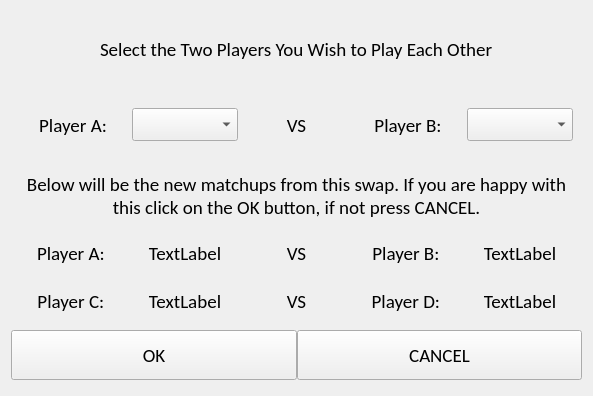
This is forms/directmatchupswap.ui in WatkingStudio/Tournament-Creator as Qt 5 draws it before an edit. The edited form follows.
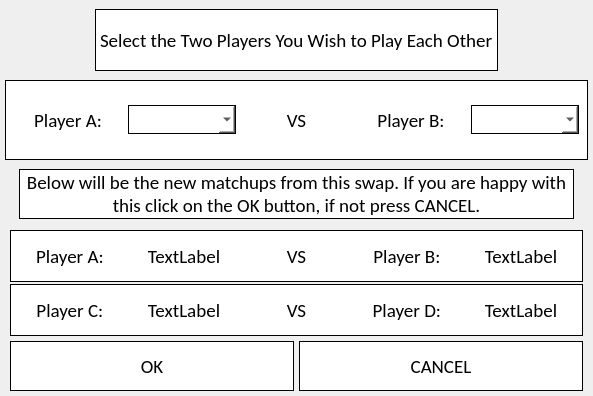
This is the edited form. Icons and pictures are not drawn.

Commit message: Added Direct Matchup Style Sheet

The edit to the form file:
```diff
--- a/forms/directmatchupswap.ui
+++ b/forms/directmatchupswap.ui
@@ -17,6 +17,21 @@
    <string notr="true">background-image: url(:/background.png);</string>
   </property>
   <layout class="QVBoxLayout" name="verticalLayout">
+   <property name="spacing">
+    <number>0</number>
+   </property>
+   <property name="leftMargin">
+    <number>0</number>
+   </property>
+   <property name="topMargin">
+    <number>0</number>
+   </property>
+   <property name="rightMargin">
+    <number>0</number>
+   </property>
+   <property name="bottomMargin">
+    <number>0</number>
+   </property>
    <item>
     <widget class="QWidget" name="widget" native="true">
      <layout class="QVBoxLayout" name="verticalLayout_2">
@@ -24,13 +39,13 @@
        <number>0</number>
       </property>
       <property name="leftMargin">
-       <number>0</number>
+       <number>5</number>
       </property>
       <property name="topMargin">
        <number>0</number>
       </property>
       <property name="rightMargin">
-       <number>0</number>
+       <number>5</number>
       </property>
       <property name="bottomMargin">
        <number>0</number>
@@ -65,6 +80,9 @@
              <pointsize>14</pointsize>
             </font>
            </property>
+           <property name="styleSheet">
+            <string notr="true">border: 1px solid; background:white;</string>
+           </property>
            <property name="text">
             <string>Select the Two Players You Wish to Play Each Other</string>
            </property>
@@ -94,6 +112,9 @@
           <height>80</height>
          </size>
         </property>
+        <property name="styleSheet">
+         <string notr="true">border: 1px solid; background:white;</string>
+        </property>
         <layout class="QHBoxLayout" name="horizontalLayout_2">
          <item>
           <widget class="QLabel" name="playerALabel">
@@ -109,6 +130,9 @@
              <pointsize>14</pointsize>
             </font>
            </property>
+           <property name="styleSheet">
+            <string notr="true">border:none;</string>
+           </property>
            <property name="text">
             <string>Player A:</string>
            </property>
@@ -141,6 +165,9 @@
              <pointsize>14</pointsize>
             </font>
            </property>
+           <property name="styleSheet">
+            <string notr="true">border:none;</string>
+           </property>
            <property name="text">
             <string>VS</string>
            </property>
@@ -163,6 +190,9 @@
              <pointsize>14</pointsize>
             </font>
            </property>
+           <property name="styleSheet">
+            <string notr="true">border:none;</string>
+           </property>
            <property name="text">
             <string>Player B:</string>
            </property>
@@ -188,16 +218,16 @@
        <widget class="QWidget" name="newMatchUpWidget" native="true">
         <layout class="QVBoxLayout" name="verticalLayout_4">
          <property name="spacing">
-          <number>0</number>
+          <number>2</number>
          </property>
          <property name="leftMargin">
-          <number>0</number>
+          <number>5</number>
          </property>
          <property name="topMargin">
           <number>0</number>
          </property>
          <property name="rightMargin">
-          <number>0</number>
+          <number>5</number>
          </property>
          <property name="bottomMargin">
           <number>0</number>
@@ -213,6 +243,9 @@
                 <pointsize>14</pointsize>
                </font>
               </property>
+              <property name="styleSheet">
+               <string notr="true">border: 1px solid; background:white;</string>
+              </property>
               <property name="text">
                <string>Below will be the new matchups from this swap. If you are happy with
 this click on the OK button, if not press CANCEL.</string>
@@ -227,6 +260,9 @@
          </item>
          <item>
           <widget class="QWidget" name="newMatchUpOneWIdget" native="true">
+           <property name="styleSheet">
+            <string notr="true">border: 1px solid; background:white;</string>
+           </property>
            <layout class="QHBoxLayout" name="horizontalLayout_4">
             <item>
              <widget class="QLabel" name="newMatchUpOnePlayerALabel">
@@ -242,6 +278,9 @@
                 <pointsize>14</pointsize>
                </font>
               </property>
+              <property name="styleSheet">
+               <string notr="true">border:none;</string>
+              </property>
               <property name="text">
                <string>Player A: </string>
               </property>
@@ -264,6 +303,9 @@
                 <pointsize>14</pointsize>
                </font>
               </property>
+              <property name="styleSheet">
+               <string notr="true">border:none;</string>
+              </property>
               <property name="text">
                <string>TextLabel</string>
               </property>
@@ -286,6 +328,9 @@
                 <pointsize>14</pointsize>
                </font>
               </property>
+              <property name="styleSheet">
+               <string notr="true">border:none;</string>
+              </property>
               <property name="text">
                <string>VS</string>
               </property>
@@ -308,6 +353,9 @@
                 <pointsize>14</pointsize>
                </font>
               </property>
+              <property name="styleSheet">
+               <string notr="true">border:none;</string>
+              </property>
               <property name="text">
                <string>Player B: </string>
               </property>
@@ -330,6 +378,9 @@
                 <pointsize>14</pointsize>
                </font>
               </property>
+              <property name="styleSheet">
+               <string notr="true">border:none;</string>
+              </property>
               <property name="text">
                <string>TextLabel</string>
               </property>
@@ -343,6 +394,9 @@
          </item>
          <item>
           <widget class="QWidget" name="newMatchUpTwoWidget" native="true">
+           <property name="styleSheet">
+            <string notr="true">border: 1px solid; background:white;</string>
+           </property>
            <layout class="QHBoxLayout" name="horizontalLayout_5">
             <item>
              <widget class="QLabel" name="newMatchUpTwoPlayerCLabel">
@@ -358,6 +412,9 @@
                 <pointsize>14</pointsize>
                </font>
               </property>
+              <property name="styleSheet">
+               <string notr="true">border:none;</string>
+              </property>
               <property name="text">
                <string>Player C: </string>
               </property>
@@ -380,6 +437,9 @@
                 <pointsize>14</pointsize>
                </font>
               </property>
+              <property name="styleSheet">
+               <string notr="true">border:none;</string>
+              </property>
               <property name="text">
                <string>TextLabel</string>
               </property>
@@ -402,6 +462,9 @@
                 <pointsize>14</pointsize>
                </font>
               </property>
+              <property name="styleSheet">
+               <string notr="true">border:none;</string>
+              </property>
               <property name="text">
                <string>VS</string>
               </property>
@@ -424,6 +487,9 @@
                 <pointsize>14</pointsize>
                </font>
               </property>
+              <property name="styleSheet">
+               <string notr="true">border:none;</string>
+              </property>
               <property name="text">
                <string>Player D: </string>
               </property>
@@ -446,6 +512,9 @@
                 <pointsize>14</pointsize>
                </font>
               </property>
+              <property name="styleSheet">
+               <string notr="true">border:none;</string>
+              </property>
               <property name="text">
                <string>TextLabel</string>
               </property>
@@ -470,16 +539,16 @@
         </property>
         <layout class="QHBoxLayout" name="horizontalLayout_3">
          <property name="spacing">
-          <number>0</number>
+          <number>5</number>
          </property>
          <property name="leftMargin">
-          <number>0</number>
+          <number>5</number>
          </property>
          <property name="topMargin">
           <number>0</number>
          </property>
          <property name="rightMargin">
-          <number>0</number>
+          <number>5</number>
          </property>
          <property name="bottomMargin">
           <number>0</number>
@@ -498,6 +567,9 @@
              <pointsize>14</pointsize>
             </font>
            </property>
+           <property name="styleSheet">
+            <string notr="true">border: 1px solid; background:white;</string>
+           </property>
            <property name="text">
             <string>OK</string>
            </property>
@@ -517,6 +589,9 @@
              <pointsize>14</pointsize>
             </font>
            </property>
+           <property name="styleSheet">
+            <string notr="true">border: 1px solid; background:white;</string>
+           </property>
            <property name="text">
             <string>CANCEL</string>
            </property>
```
